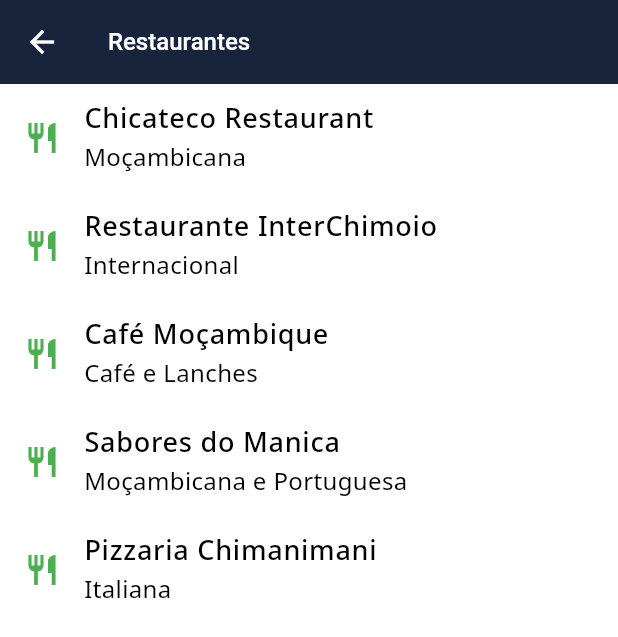
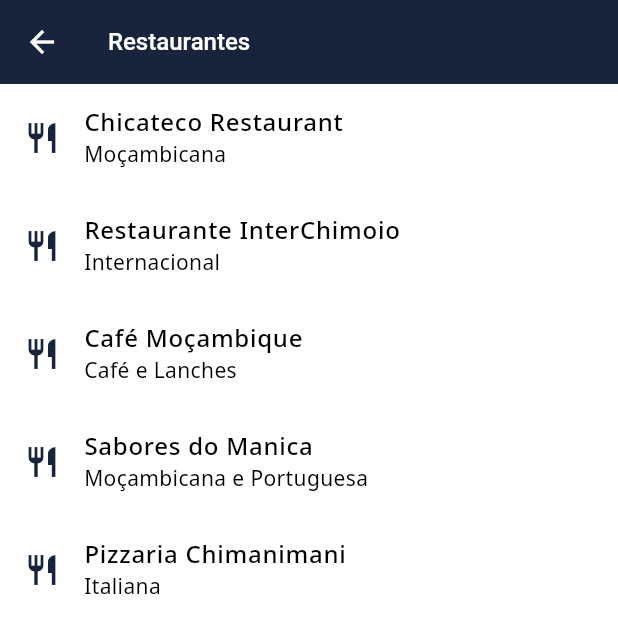
Before and after one commit to YMatique/chimoio_tour_guide, a Flutter app: the RestaurantsScreen screen opened directly, on a phone screen of 412 x 824 dp. Shown: the top 637 px of the screen. Run offline on Flutter 3.47's test engine with Material 3 defaults, Android fonts, the phone set to English and light mode, and no system bars; our stand-ins replace google_maps_flutter, location, sqflite; accounts and stored records are empty.

Commit message:
customizing restaurant_screen

```diff
--- a/lib/screens/restaurant_screen.dart
+++ b/lib/screens/restaurant_screen.dart
@@ -25,9 +25,9 @@ class RestaurantsScreen extends StatelessWidget {
             itemBuilder: (context, index) {
               final restaurant = restaurants[index];
               return ListTile(
-                leading: Icon(Icons.restaurant, color: Colors.green),
-                title: Text(restaurant.name),
-                subtitle: Text(restaurant.cuisine),
+                leading: Icon(Icons.restaurant, color: Color(0xFF18243C)),
+                title: Text(restaurant.name, style: TextStyle(fontSize: 16, fontWeight: FontWeight.w500),),
+                subtitle: Text(restaurant.cuisine, style: TextStyle(fontSize: 14, fontWeight: FontWeight.w400),),
                 onTap: () {
                   Navigator.push(
                     context,
```
